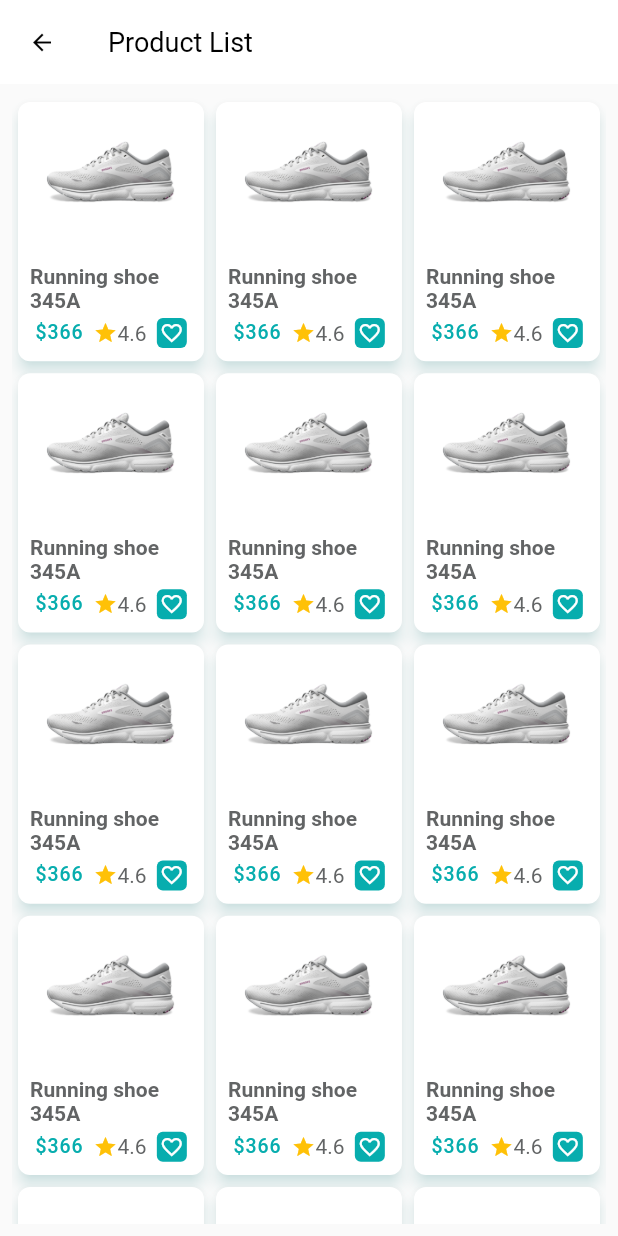
After one commit to Tushar-ShahidurRahman/ecommerce_app_cbay, a Flutter app: the screen it shows after launch, after a tap on "Computer", on a phone screen of 412 x 824 dp. The commit adds this screen. Run offline on Flutter 3.47's test engine with Material 2 defaults, Android fonts, the phone set to English and light mode, and no system bars; our stand-ins replace carousel_slider, get, pin_code_fields.

Commit message:
Product list UI and bindings added

```diff
--- a/lib/main.dart
+++ b/lib/main.dart
@@ -1,3 +1,4 @@
+import 'package:ecommerce_app_cbay/ui_presentation_layer/ui_state_manager/bottom_navigation_bar_controller.dart';
 import 'package:flutter/material.dart';
 import 'package:get/get.dart';
 
@@ -14,6 +15,7 @@ class CraftyBay extends StatelessWidget {
   @override
   Widget build(BuildContext context) {
     return GetMaterialApp(
+      initialBinding: GetXBinding(),
       debugShowCheckedModeBanner: false,
       title: 'An ecommerce app',
       home: const SplashScreen(),
@@ -58,3 +60,11 @@ class CraftyBay extends StatelessWidget {
     );
   }
 }
+
+class GetXBinding extends Bindings{
+  @override
+  void dependencies() {
+    Get.put(BottomNavigationBarController());
+  }
+
+}
--- a/lib/ui_presentation_layer/custom_widgets/category_card_widget.dart
+++ b/lib/ui_presentation_layer/custom_widgets/category_card_widget.dart
@@ -1,5 +1,7 @@
 import 'package:flutter/material.dart';
+import 'package:get/get.dart';
 
+import '../screens/product_list_screen.dart';
 import '../utils/app_color.dart';
 
 class CategoryCardWidget extends StatelessWidget {
@@ -14,6 +16,10 @@ class CategoryCardWidget extends StatelessWidget {
   Widget build(BuildContext context) {
     return Padding(
       padding: const EdgeInsets.symmetric(horizontal: 4.0),
+      child: InkWell(
+        onTap: () {
+          Get.to(ProductListScreen());
+        },
         child: Column(
           children: [
             Container(
@@ -42,6 +48,7 @@ class CategoryCardWidget extends StatelessWidget {
             ),
           ],
         ),
+      ),
     );
   }
 }
--- a/lib/ui_presentation_layer/custom_widgets/product_card_widget.dart
+++ b/lib/ui_presentation_layer/custom_widgets/product_card_widget.dart
@@ -9,6 +9,7 @@ class ProductCardWidget extends StatelessWidget {
 
   @override
   Widget build(BuildContext context) {
+    // maybe go to product detail page from here. Lets see...
     return SizedBox(
       width: 130,
       child: Card(
@@ -38,7 +39,9 @@ class ProductCardWidget extends StatelessWidget {
                   const SizedBox(height: 4),
                   Row(
                     mainAxisAlignment: MainAxisAlignment.spaceAround,
+                    // crossAxisAlignment: CrossAxisAlignment.center,
                     children: [
+                      // SizedBox(height:.2 ),
                       const Text(
                         '\$366',
                         style: TextStyle(
--- a/lib/ui_presentation_layer/screens/bottom_nav_bar_screen.dart
+++ b/lib/ui_presentation_layer/screens/bottom_nav_bar_screen.dart
@@ -16,7 +16,7 @@ class BottomNavBarScreen extends StatefulWidget {
 
 class _BottomNavBarScreenState extends State<BottomNavBarScreen> {
 
-  BottomNavigationBarController bottomNavBarController = Get.put(BottomNavigationBarController());
+  BottomNavigationBarController bottomNavBarController = Get.find<BottomNavigationBarController>();
 
   final List<Widget> _screens = [
     HomeScreen(),
--- a/lib/ui_presentation_layer/screens/categories_screen.dart
+++ b/lib/ui_presentation_layer/screens/categories_screen.dart
@@ -7,7 +7,7 @@ class CategoriesScreen extends StatelessWidget {
   CategoriesScreen({Key? key}) : super(key: key);
 
   BottomNavigationBarController bottomNavigationBarController =
-      Get.put(BottomNavigationBarController());
+      Get.find<BottomNavigationBarController>();
 
   @override
   Widget build(BuildContext context) {
--- a/lib/ui_presentation_layer/screens/home_screen.dart
+++ b/lib/ui_presentation_layer/screens/home_screen.dart
@@ -42,6 +42,7 @@ class HomeScreen extends StatelessWidget {
               HomeCarouselWidget(),
               RemarksTitleWidget(
                 remarksName: 'Categories',
+                // when clicked here, user will be sent to categories screen.
                 onTapSeeAll: () {},
               ),
               SingleChildScrollView(
--- /dev/null
+++ b/lib/ui_presentation_layer/screens/product_list_screen.dart
@@ -0,0 +1,29 @@
+import 'package:ecommerce_app_cbay/ui_presentation_layer/custom_widgets/product_card_widget.dart';
+import 'package:flutter/material.dart';
+
+class ProductListScreen extends StatelessWidget {
+  const ProductListScreen({Key? key}) : super(key: key);
+
+  @override
+  Widget build(BuildContext context) {
+    return Scaffold(
+      appBar: AppBar(
+        title: const Text('Product List'),
+        leading: const BackButton(),
+      ),
+      body: Padding(
+        padding: const EdgeInsets.all(8.0),
+        child: GridView.builder(
+          gridDelegate: const SliverGridDelegateWithFixedCrossAxisCount(
+            crossAxisCount: 3,
+            childAspectRatio: .73,
+          ),
+          itemCount: 30,
+          itemBuilder: (context, index) {
+            return const ProductCardWidget();
+          },
+        ),
+      ),
+    );
+  }
+}
```
Lines whose indentation alone changed are shown as unchanged.
